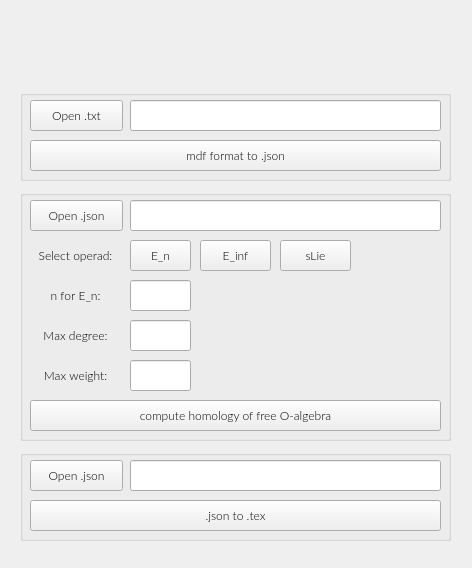
Above: gui.ui from Gerb-24/Dyer-Lashof before the change. Below: the same form after it.
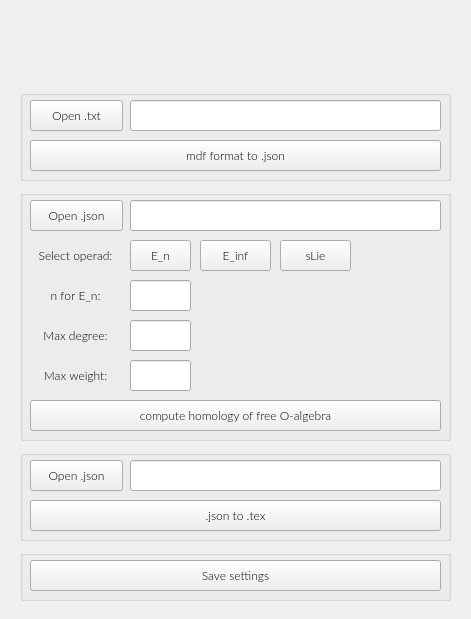
That is the form after the change. Icons and pictures are not drawn.

What changed in the file:
```diff
--- a/gui.ui
+++ b/gui.ui
@@ -6,8 +6,8 @@
    <rect>
     <x>0</x>
     <y>0</y>
-    <width>472</width>
-    <height>568</height>
+    <width>471</width>
+    <height>619</height>
    </rect>
   </property>
   <property name="font">
@@ -509,6 +509,38 @@
     </property>
    </widget>
   </widget>
+  <widget class="QGroupBox" name="groupBox_4">
+   <property name="geometry">
+    <rect>
+     <x>20</x>
+     <y>550</y>
+     <width>431</width>
+     <height>51</height>
+    </rect>
+   </property>
+   <property name="title">
+    <string/>
+   </property>
+   <widget class="QPushButton" name="save_settings_btn">
+    <property name="geometry">
+     <rect>
+      <x>10</x>
+      <y>10</y>
+      <width>411</width>
+      <height>31</height>
+     </rect>
+    </property>
+    <property name="font">
+     <font>
+      <family>Lato Light</family>
+      <kerning>true</kerning>
+     </font>
+    </property>
+    <property name="text">
+     <string>Save settings</string>
+    </property>
+   </widget>
+  </widget>
  </widget>
  <resources/>
  <connections/>
```
